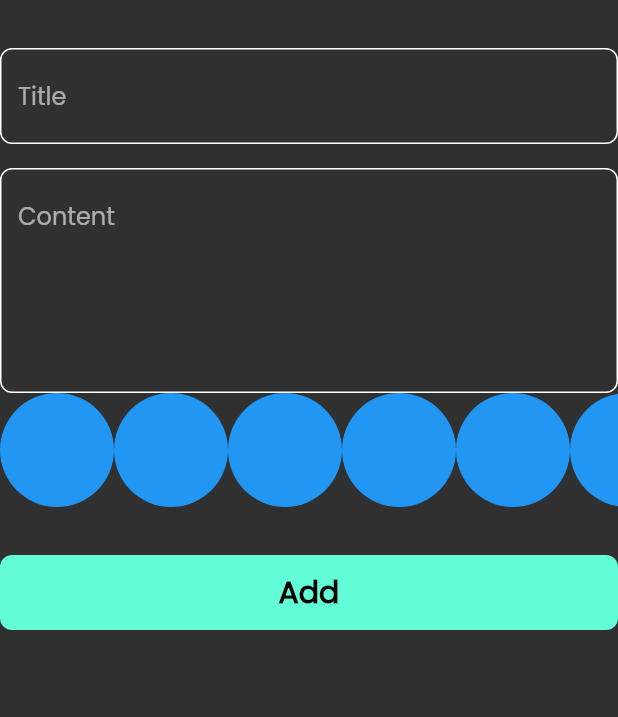
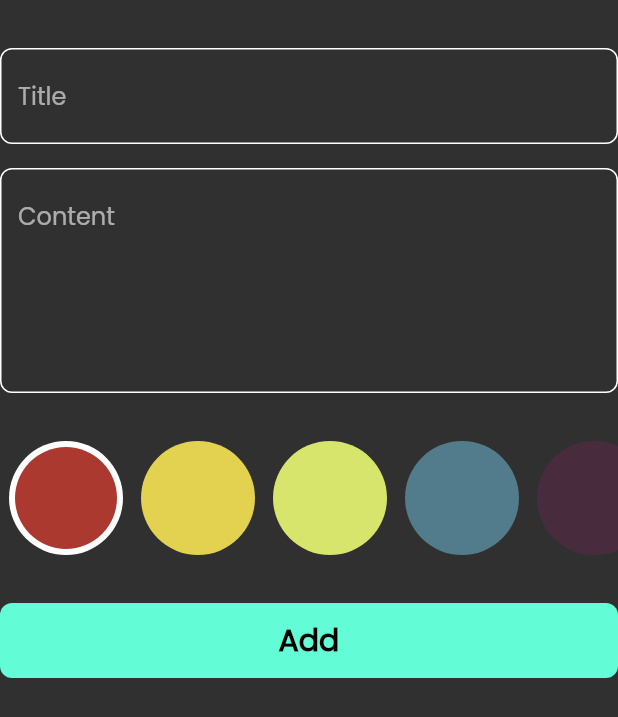
Before and after one commit to mostafaabdo1234/notes_app, a Flutter app: the AddNoteForm widget shown alone on an empty page, opened directly, on a phone screen of 412 x 824 dp. Shown: the top 717 px of the screen. Run offline on Flutter 3.47's test engine with Material 2 defaults, Android fonts, the phone set to English and light mode, and no system bars; our stand-ins replace bloc, flutter_bloc, font_awesome_flutter, hive, hive_flutter; accounts and stored records are empty.

Commit message:
color list view part two

```diff
--- a/lib/views/widgets/add_note_form.dart
+++ b/lib/views/widgets/add_note_form.dart
@@ -47,6 +47,9 @@ class _AddNoteFormState extends State<AddNoteForm> {
             hint: 'Content',
             maxLines: 5,
           ),
+          const SizedBox(
+            height: 32,
+          ),
           const ColorListView(),
           const SizedBox(
             height: 32,
--- a/lib/views/widgets/color_list_view.dart
+++ b/lib/views/widgets/color_list_view.dart
@@ -1,29 +1,65 @@
 import 'package:flutter/material.dart';
 
 class ColorItem extends StatelessWidget {
-  const ColorItem({super.key});
-
+  const ColorItem({super.key, required this.isActive, required this.color});
+  final bool isActive;
+  final Color color;
   @override
   Widget build(BuildContext context) {
-    return const CircleAvatar(
+    return isActive
+        ? CircleAvatar(
             radius: 38,
-      backgroundColor: Colors.blue,
+            backgroundColor: Colors.white,
+            child: CircleAvatar(
+              radius: 34,
+              backgroundColor: color,
+            ),
+          )
+        : CircleAvatar(
+            radius: 38,
+            backgroundColor: color,
           );
   }
 }
 
-class ColorListView extends StatelessWidget {
+class ColorListView extends StatefulWidget {
   const ColorListView({super.key});
 
   @override
+  State<ColorListView> createState() => _ColorListViewState();
+}
+
+class _ColorListViewState extends State<ColorListView> {
+  int currentIndex = 0;
+  List<Color> colors = const [
+    Color(0xffAC392F),
+    Color(0xffE3D150),
+    Color(0xffD8E56C),
+    Color(0xff527C8C),
+    Color(0xff482C3D),
+  ];
+  @override
   Widget build(BuildContext context) {
     return SizedBox(
-      height: 38*2,
+      height: 38 * 2,
       child: ListView.builder(
-        itemCount: 10,
+          physics: const BouncingScrollPhysics(),
+          itemCount: colors.length,
           scrollDirection: Axis.horizontal,
-        itemBuilder: (context,index){
-        return const ColorItem();
+          itemBuilder: (context, index) {
+            return Padding(
+              padding: const EdgeInsets.symmetric(horizontal: 6),
+              child: GestureDetector(
+                onTap: () {
+                  currentIndex = index;
+                  setState(() {});
+                },
+                child: ColorItem(
+                  color: colors[index],
+                  isActive: currentIndex == index,
+                ),
+              ),
+            );
           }),
     );
   }
```
Lines whose indentation alone changed are shown as unchanged.
